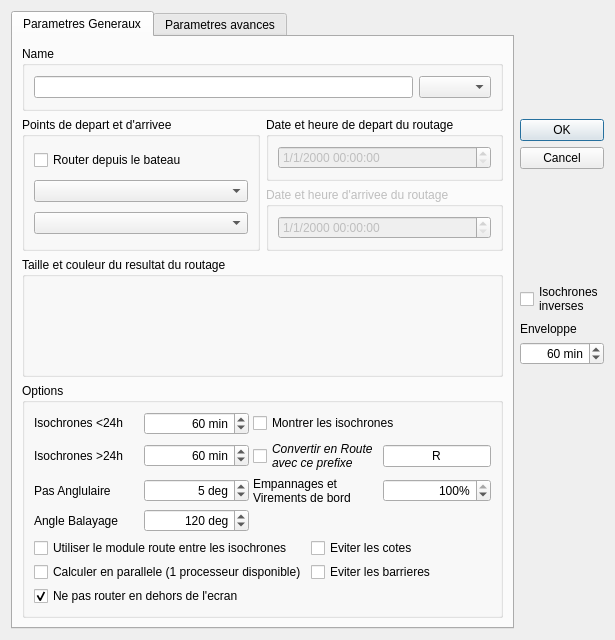
Qt form src/Ui/Routage_Editor.ui (nohal/qtVlm) before a commit.
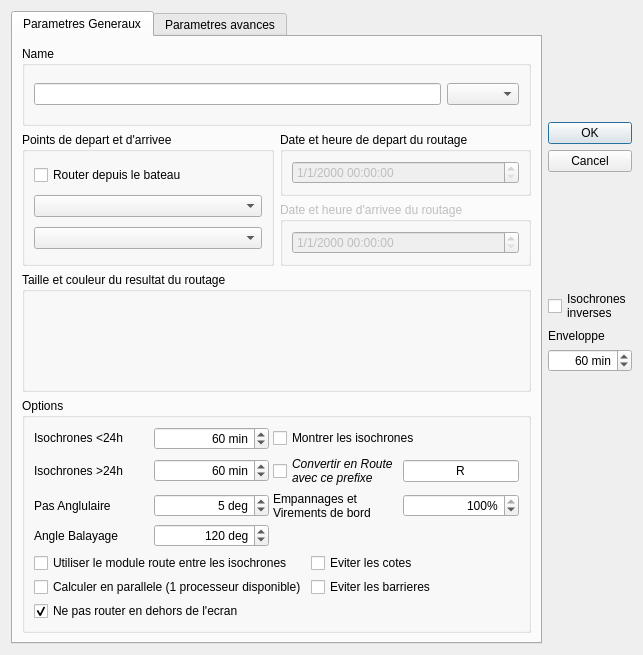
The same form after that commit.

```diff
--- a/src/Ui/Routage_Editor.ui
+++ b/src/Ui/Routage_Editor.ui
@@ -6,8 +6,8 @@
    <rect>
     <x>0</x>
     <y>0</y>
-    <width>573</width>
-    <height>580</height>
+    <width>643</width>
+    <height>655</height>
    </rect>
   </property>
   <property name="sizePolicy">
@@ -344,7 +344,7 @@
                <string/>
               </property>
               <property name="minimum">
-               <number>10</number>
+               <number>5</number>
               </property>
               <property name="maximum">
                <number>600</number>
@@ -383,7 +383,7 @@
                <string/>
               </property>
               <property name="minimum">
-               <number>10</number>
+               <number>5</number>
               </property>
               <property name="maximum">
                <number>600</number>
```
